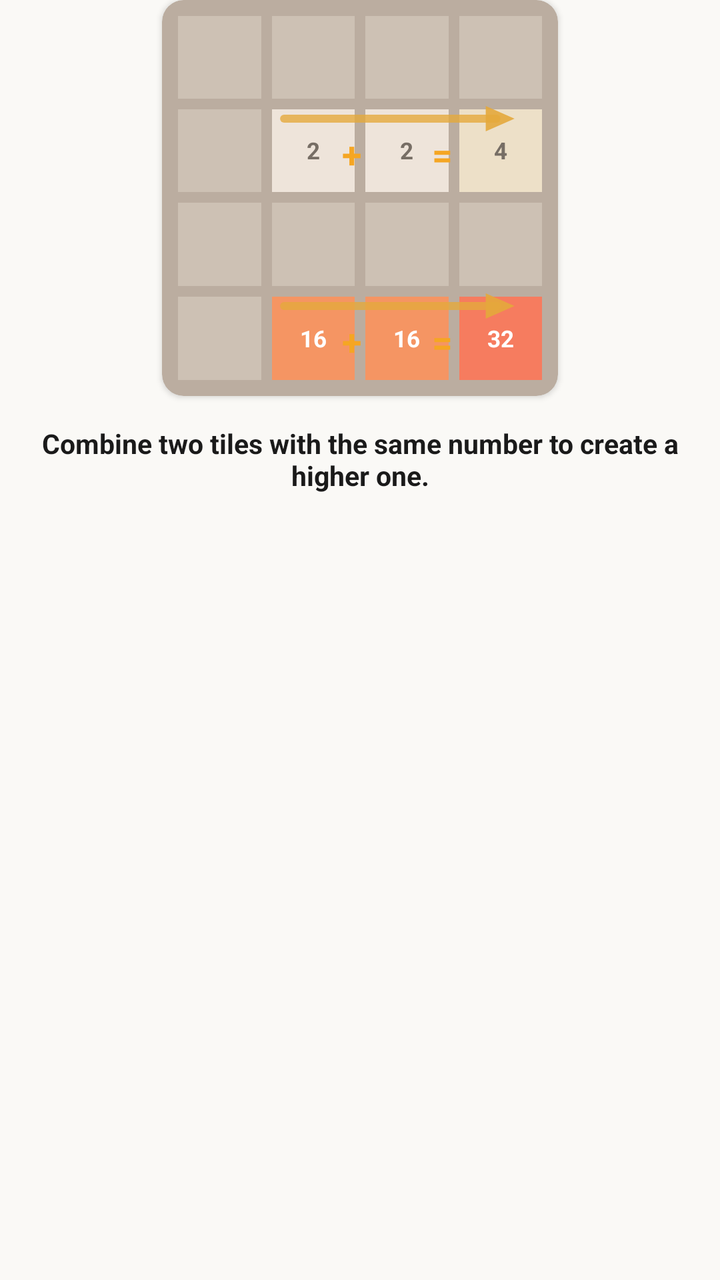
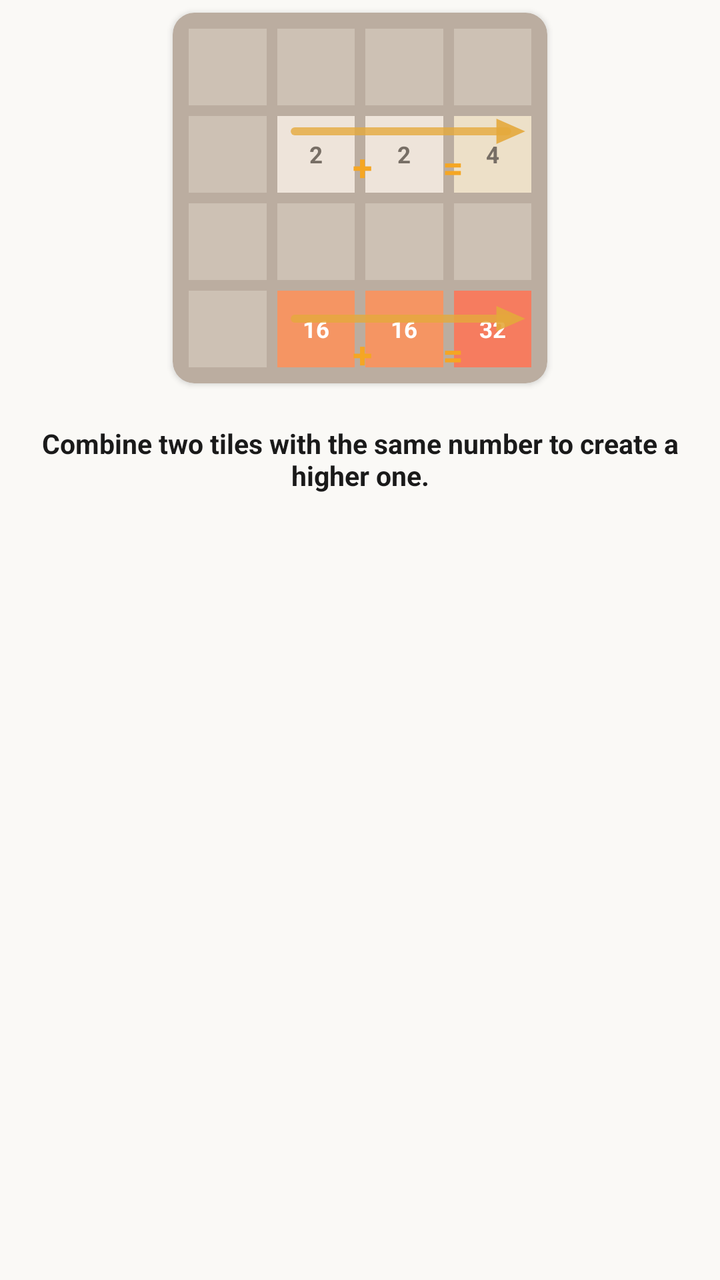

Before-and-after screenshots of an Android layout around one commit, followed by the original layout XML and the change that was made.
<!-- AndroidManifest.xml: application theme Theme.NumberBlocks -->
<!-- res/layout/item_tutorial_slide_left_right.xml -->
<?xml version="1.0" encoding="utf-8"?>
<LinearLayout xmlns:android="http://schemas.android.com/apk/res/android"
    xmlns:app="http://schemas.android.com/apk/res-auto"
    android:layout_width="match_parent"
    android:layout_height="match_parent"
    android:gravity="center_horizontal"
    android:orientation="vertical">

    
    <com.google.android.material.card.MaterialCardView
        android:layout_width="@dimen/dp_220"
        android:layout_height="@dimen/dp_220"
        app:cardBackgroundColor="#BBADA0"
        app:cardCornerRadius="@dimen/dp_12"
        app:cardElevation="@dimen/dp_2"
        app:strokeWidth="0dp">

        <FrameLayout
            android:layout_width="match_parent"
            android:layout_height="match_parent">

            
            <GridLayout
                android:layout_width="match_parent"
                android:layout_height="match_parent"
                android:columnCount="4"
                android:rowCount="4"
                android:padding="@dimen/dp_6">

                
                <View style="@style/MiniTileStyle" android:background="#CDC1B4" />
                <View style="@style/MiniTileStyle" android:background="#CDC1B4" />
                <View style="@style/MiniTileStyle" android:background="#CDC1B4" />
                <View style="@style/MiniTileStyle" android:background="#CDC1B4" />

                
                <View style="@style/MiniTileStyle" android:background="#CDC1B4" />
                <TextView style="@style/MiniTileStyle" android:background="#EEE4DA" android:text="2" android:textColor="#776E65" />
                <TextView style="@style/MiniTileStyle" android:background="#EEE4DA" android:text="2" android:textColor="#776E65" />
                <TextView style="@style/MiniTileStyle" android:background="#EDE0C8" android:text="4" android:textColor="#776E65" />

                
                <View style="@style/MiniTileStyle" android:background="#CDC1B4" />
                <View style="@style/MiniTileStyle" android:background="#CDC1B4" />
                <View style="@style/MiniTileStyle" android:background="#CDC1B4" />
                <View style="@style/MiniTileStyle" android:background="#CDC1B4" />

                
                <View style="@style/MiniTileStyle" android:background="#CDC1B4" />
                <TextView style="@style/MiniTileStyle" android:background="#F59563" android:text="16" android:textColor="#FFFFFF" />
                <TextView style="@style/MiniTileStyle" android:background="#F59563" android:text="16" android:textColor="#FFFFFF" />
                <TextView style="@style/MiniTileStyle" android:background="#F67C5F" android:text="32" android:textColor="#FFFFFF" />
            </GridLayout>

            
            <RelativeLayout
                android:layout_width="match_parent"
                android:layout_height="match_parent">

                
                <ImageView
                    android:layout_width="@dimen/dp_140"
                    android:layout_height="@dimen/dp_20"
                    android:layout_marginStart="@dimen/dp_62"
                    android:layout_marginTop="@dimen/dp_56"
                    android:src="@drawable/ic_arrow_right_guide"
                    android:contentDescription="@string/cd_tutorial_arrow" />

                
                <TextView
                    android:layout_width="wrap_content"
                    android:layout_height="wrap_content"
                    android:layout_marginStart="@dimen/dp_100"
                    android:layout_marginTop="@dimen/dp_72"
                    android:text="+"
                    android:textColor="#F5A623"
                    android:textSize="@dimen/sp_20"
                    android:textStyle="bold" />

                
                <TextView
                    android:layout_width="wrap_content"
                    android:layout_height="wrap_content"
                    android:layout_marginStart="@dimen/dp_150"
                    android:layout_marginTop="@dimen/dp_72"
                    android:text="="
                    android:textColor="#F5A623"
                    android:textSize="@dimen/sp_20"
                    android:textStyle="bold" />

                
                <ImageView
                    android:layout_width="@dimen/dp_140"
                    android:layout_height="@dimen/dp_20"
                    android:layout_marginStart="@dimen/dp_62"
                    android:layout_marginTop="@dimen/dp_160"
                    android:src="@drawable/ic_arrow_right_guide"
                    android:contentDescription="@string/cd_tutorial_arrow" />

                
                <TextView
                    android:layout_width="wrap_content"
                    android:layout_height="wrap_content"
                    android:layout_marginStart="@dimen/dp_100"
                    android:layout_marginTop="@dimen/dp_176"
                    android:text="+"
                    android:textColor="#F5A623"
                    android:textSize="@dimen/sp_20"
                    android:textStyle="bold" />

                
                <TextView
                    android:layout_width="wrap_content"
                    android:layout_height="wrap_content"
                    android:layout_marginStart="@dimen/dp_150"
                    android:layout_marginTop="@dimen/dp_176"
                    android:text="="
                    android:textColor="#F5A623"
                    android:textSize="@dimen/sp_20"
                    android:textStyle="bold" />
            </RelativeLayout>
        </FrameLayout>
    </com.google.android.material.card.MaterialCardView>

    
    <TextView
        android:layout_width="match_parent"
        android:layout_height="wrap_content"
        android:layout_marginTop="@dimen/dp_16"
        android:gravity="center"
        android:paddingStart="@dimen/dp_12"
        android:paddingEnd="@dimen/dp_12"
        android:text="@string/tutorial_left_right_desc"
        android:textColor="#1A1A1A"
        android:textSize="@dimen/sp_15"
        android:textStyle="bold" />

</LinearLayout>
<!-- resources referenced by this layout -->
<resources>
  <dimen name="dp_100">100.00dp</dimen>
  <dimen name="dp_12">12.00dp</dimen>
  <dimen name="dp_140">140.00dp</dimen>
  <dimen name="dp_150">150.00dp</dimen>
  <dimen name="dp_16">16.00dp</dimen>
  <dimen name="dp_160">160.00dp</dimen>
  <dimen name="dp_176">176.00dp</dimen>
  <dimen name="dp_2">2.00dp</dimen>
  <dimen name="dp_20">20.00dp</dimen>
  <dimen name="dp_220">220.00dp</dimen>
  <dimen name="dp_56">56.00dp</dimen>
  <dimen name="dp_6">6.00dp</dimen>
  <dimen name="dp_62">62.00dp</dimen>
  <dimen name="dp_72">72.00dp</dimen>
  <dimen name="sp_15">15.00sp</dimen>
  <dimen name="sp_20">20.00sp</dimen>
  <!-- drawable ic_arrow_right_guide (drawable) -->
  <?xml version="1.0" encoding="utf-8"?>
  <vector xmlns:android="http://schemas.android.com/apk/res/android"
      android:width="140dp"
      android:height="20dp"
      android:viewportWidth="140"
      android:viewportHeight="20">
      <path
          android:pathData="M 6 10 L 124 10"
          android:strokeColor="#E5A93C"
          android:strokeWidth="4.5"
          android:strokeAlpha="0.8"
          android:strokeLineCap="round" />
      <path
          android:pathData="M 118 3 L 134 10 L 118 17 Z"
          android:fillColor="#E5A93C"
          android:fillAlpha="0.9" />
  </vector>
  <string name="cd_tutorial_arrow">Tutorial direction arrow</string>
  <string name="tutorial_left_right_desc">Combine two tiles with the same number to create a higher one.</string>
  <style name="MiniTileStyle">
          <item name="android:layout_width">0dp</item>
          <item name="android:layout_height">0dp</item>
          <item name="android:layout_columnWeight">1</item>
          <item name="android:layout_rowWeight">1</item>
          <item name="android:layout_margin">@dimen/dp_3</item>
          <item name="android:gravity">center</item>
          <item name="android:textSize">@dimen/sp_13</item>
          <item name="android:textStyle">bold</item>
      </style>
  <style name="Theme.NumberBlocks" parent="Theme.MaterialComponents.DayNight.NoActionBar">
          <item name="colorPrimary">@color/primary</item>
          <item name="colorPrimaryVariant">@color/primary_variant</item>
          <item name="colorSecondary">@color/secondary</item>
          <item name="android:statusBarColor">@color/background</item>
          <item name="android:navigationBarColor">@color/background</item>
          <item name="android:windowBackground">@color/background</item>
          <item name="android:windowLightStatusBar">true</item>
      </style>
  <dimen name="dp_3">3.00dp</dimen>
  <dimen name="sp_13">13.00sp</dimen>
  <color name="primary">#1E2024</color>
  <color name="primary_variant">#161719</color>
  <color name="secondary">#5A5D66</color>
  <color name="background">#FAF9F6</color>
</resources>

<!-- the commit's change to res/layout/item_tutorial_slide_left_right.xml (unified diff, before → after) -->
@@ -3,6 +3,8 @@
     xmlns:app="http://schemas.android.com/apk/res-auto"
     android:layout_width="match_parent"
     android:layout_height="match_parent"
+    android:clipChildren="false"
+    android:clipToPadding="false"
     android:gravity="center_horizontal"
     android:orientation="vertical">
 
@@ -13,6 +15,7 @@
         app:cardBackgroundColor="#BBADA0"
         app:cardCornerRadius="@dimen/dp_12"
         app:cardElevation="@dimen/dp_2"
+        app:cardUseCompatPadding="true"
         app:strokeWidth="0dp">
 
         <FrameLayout
